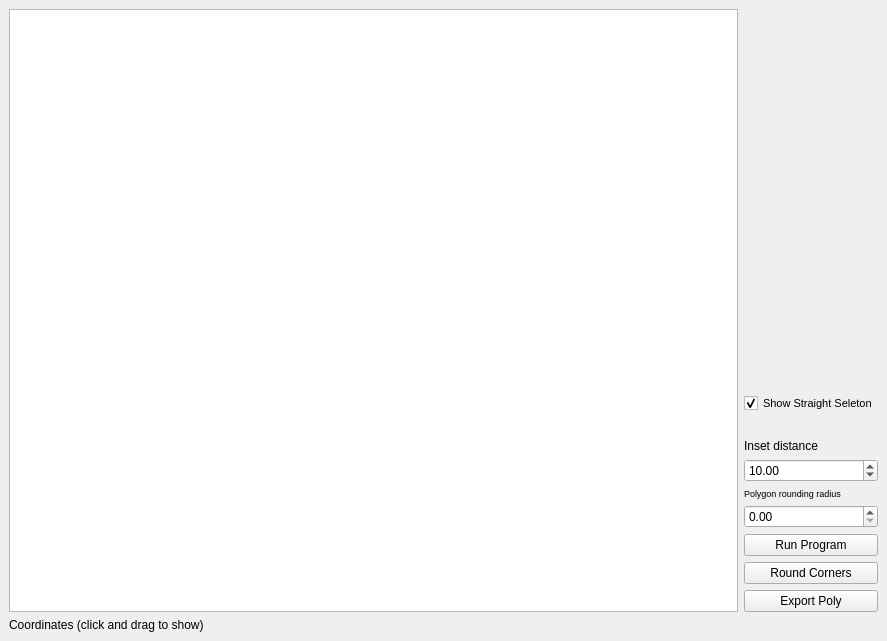
First picture: the form in ui/pathfinder.ui, repository asl-beachbot/pathmaker, before the edit.
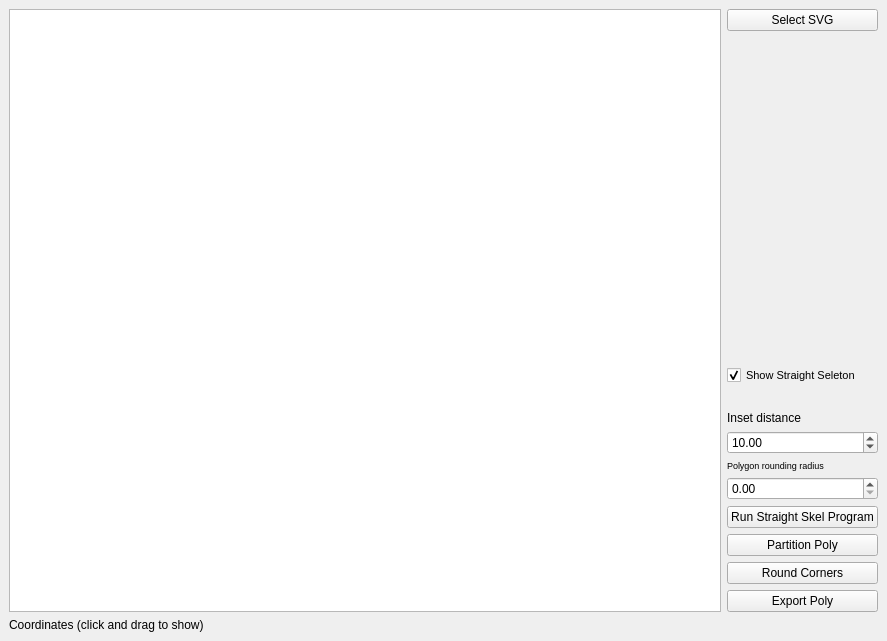
Second picture: the form after the edit.

The edit to the form file:
```diff
--- a/ui/pathfinder.ui
+++ b/ui/pathfinder.ui
@@ -37,6 +37,13 @@
        <layout class="QVBoxLayout" name="verticalLayout">
         <item>
          <layout class="QVBoxLayout" name="verticalLayout_3">
+          <item>
+           <widget class="QPushButton" name="selectSVG">
+            <property name="text">
+             <string>Select SVG</string>
+            </property>
+           </widget>
+          </item>
           <item>
            <spacer name="verticalSpacer_2">
             <property name="orientation">
@@ -113,7 +120,14 @@
           <item>
            <widget class="QPushButton" name="pushButton">
             <property name="text">
-             <string>Run Program</string>
+             <string>Run Straight Skel Program</string>
+            </property>
+           </widget>
+          </item>
+          <item>
+           <widget class="QPushButton" name="pushButton_2">
+            <property name="text">
+             <string>Partition Poly</string>
             </property>
            </widget>
           </item>
```
